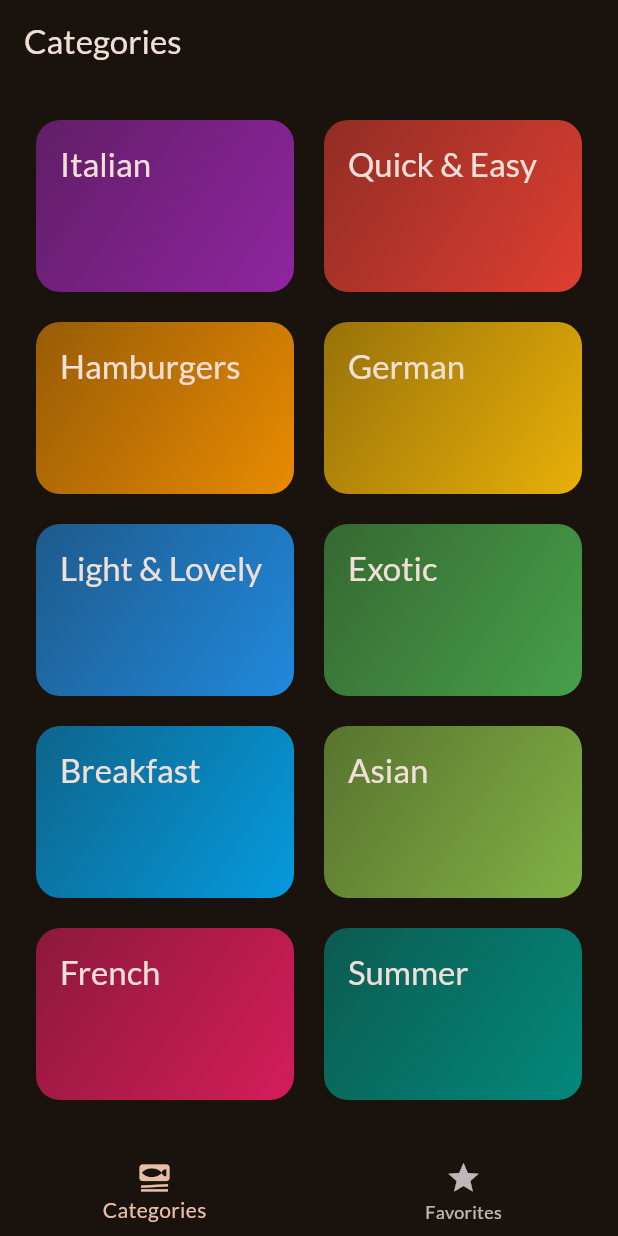
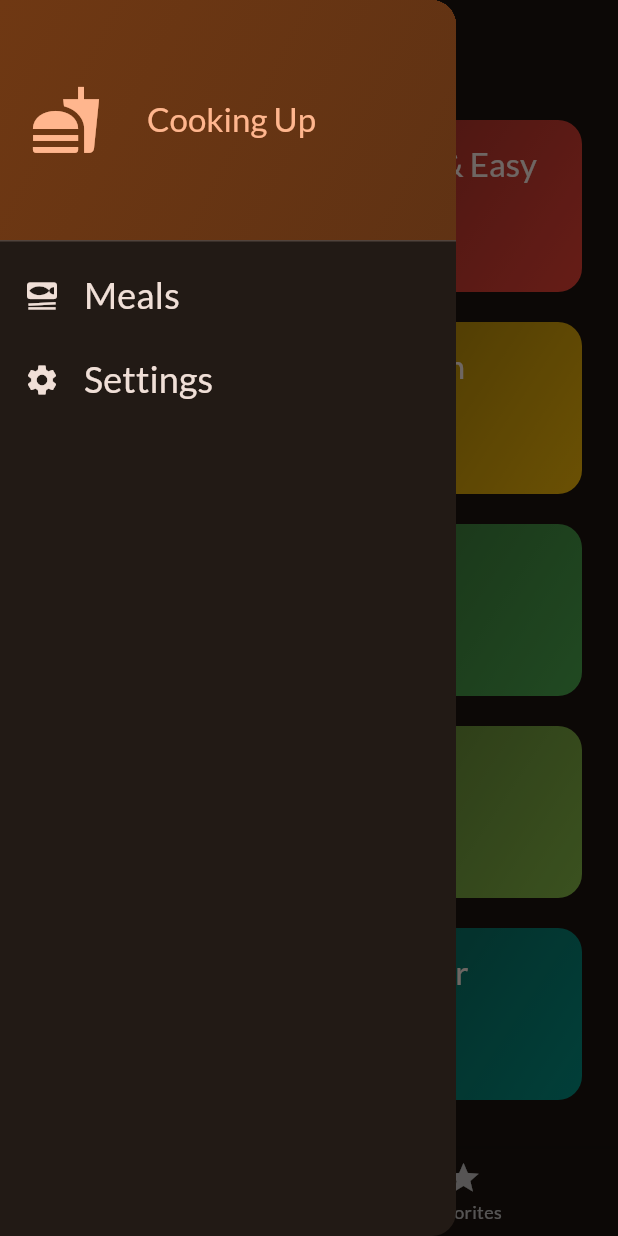
Before and after one commit to Darshankr123/flutter_meals_app_05, a Flutter app: the screen it shows after launch, with the side drawer open (before the commit the screen has no drawer), on a phone screen of 412 x 824 dp. Run offline on Flutter 3.47's test engine with Material 3 defaults, Android fonts, the light colour scheme and no system bars; our stand-ins replace google_fonts, transparent_image.

Commit message:
meals app wed

```diff
--- a/lib/screens/tabs.dart
+++ b/lib/screens/tabs.dart
@@ -3,6 +3,7 @@ import 'package:flutter/material.dart';
 import 'package:meals_app_05/models/meals.dart';
 import 'package:meals_app_05/screens/categories.dart';
 import 'package:meals_app_05/screens/meals.dart';
+import 'package:meals_app_05/widgets/main_drawer.dart';
 
 class Tabs extends StatefulWidget {
   const Tabs({super.key});
@@ -14,27 +15,34 @@ class Tabs extends StatefulWidget {
 }
 
 class _TabsState extends State<Tabs> {
-
   int _selectedIndex = 0;
   final List<Meal> _favoriteMeals = [];
 
-  void _toggleFavoriteStatus(Meal meal){
+  void _showInfoMessage(String message) {
+    ScaffoldMessenger.of(context).clearSnackBars();
+    ScaffoldMessenger.of(
+      context,
+    ).showSnackBar(SnackBar(content: Text(message)));
+  }
+
+  void _toggleFavoriteStatus(Meal meal) {
     final isExisting = _favoriteMeals.contains(meal);
     print(meal);
 
-    if (isExisting){
+    if (isExisting) {
       setState(() {
         _favoriteMeals.remove(meal);
-
       });
-    }else{
+      _showInfoMessage("Meal removed from Favorites");
+    } else {
       setState(() {
         _favoriteMeals.add(meal);
       });
+      _showInfoMessage("Meal added to Favorites");
     }
   }
 
-  void _selectPage(int index){
+  void _selectPage(int index) {
     setState(() {
       _selectedIndex = index;
     });
@@ -42,17 +50,22 @@ class _TabsState extends State<Tabs> {
 
   @override
   Widget build(BuildContext context) {
-
-    Widget activePage =  CategoriesScreen(onToggleFavorite: _toggleFavoriteStatus,);
+    Widget activePage = CategoriesScreen(
+      onToggleFavorite: _toggleFavoriteStatus,
+    );
     var activePageTitle = "Categories";
 
-    if (_selectedIndex == 1){
-      activePage = MealsScreen(meals: _favoriteMeals,onToggleFavorite: _toggleFavoriteStatus,);
+    if (_selectedIndex == 1) {
+      activePage = MealsScreen(
+        meals: _favoriteMeals,
+        onToggleFavorite: _toggleFavoriteStatus,
+      );
       activePageTitle = "Your Favorites";
     }
 
     return Scaffold(
       appBar: AppBar(title: Text(activePageTitle)),
+      drawer: MainDrawer(),
       body: activePage,
       bottomNavigationBar: BottomNavigationBar(
         currentIndex: _selectedIndex,
--- /dev/null
+++ b/lib/widgets/main_drawer.dart
@@ -0,0 +1,74 @@
+import 'package:flutter/material.dart';
+
+class MainDrawer extends StatelessWidget {
+  const MainDrawer({super.key});
+
+  @override
+  Widget build(BuildContext context) {
+    return Drawer(
+      child: Column(
+        children: [
+          DrawerHeader(
+            padding: EdgeInsetsGeometry.all(20),
+            decoration: BoxDecoration(
+              gradient: LinearGradient(
+                colors: [
+                  Theme.of(context).colorScheme.primaryContainer,
+                  Theme.of(
+                    context,
+                  ).colorScheme.primaryContainer.withOpacity(0.8),
+                ],
+                begin: Alignment.topLeft,
+                end: Alignment.bottomRight,
+              ),
+            ),
+            child: Row(
+              children: [
+                Icon(
+                  Icons.fastfood,
+                  size: 48,
+                  color: Theme.of(context).colorScheme.primary,
+                ),
+                const SizedBox(width: 30,),
+                Text(
+                  "Cooking Up",
+                  style: Theme.of(context).textTheme.titleLarge!.copyWith(
+                    color: Theme.of(context).colorScheme.primary,
+                  ),
+                ),
+              ],
+            ),
+          ),
+          ListTile(
+            leading: Icon(
+              Icons.set_meal,
+              color: Theme.of(context).colorScheme.onSurface,
+            ),
+            title: Text(
+              "Meals",
+              style: Theme.of(context).textTheme.titleSmall!.copyWith(
+                color: Theme.of(context).colorScheme.onSurface,
+                fontSize: 24,
+              ),
+            ),
+            onTap: (){},
+          ),
+          ListTile(
+            leading: Icon(
+              Icons.settings,
+              color: Theme.of(context).colorScheme.onSurface,
+            ),
+            title: Text(
+              "Settings",
+              style: Theme.of(context).textTheme.titleSmall!.copyWith(
+                color: Theme.of(context).colorScheme.onSurface,
+                fontSize: 24,
+              ),
+            ),
+            onTap: (){},
+          ),
+        ],
+      ),
+    );
+  }
+}
```
